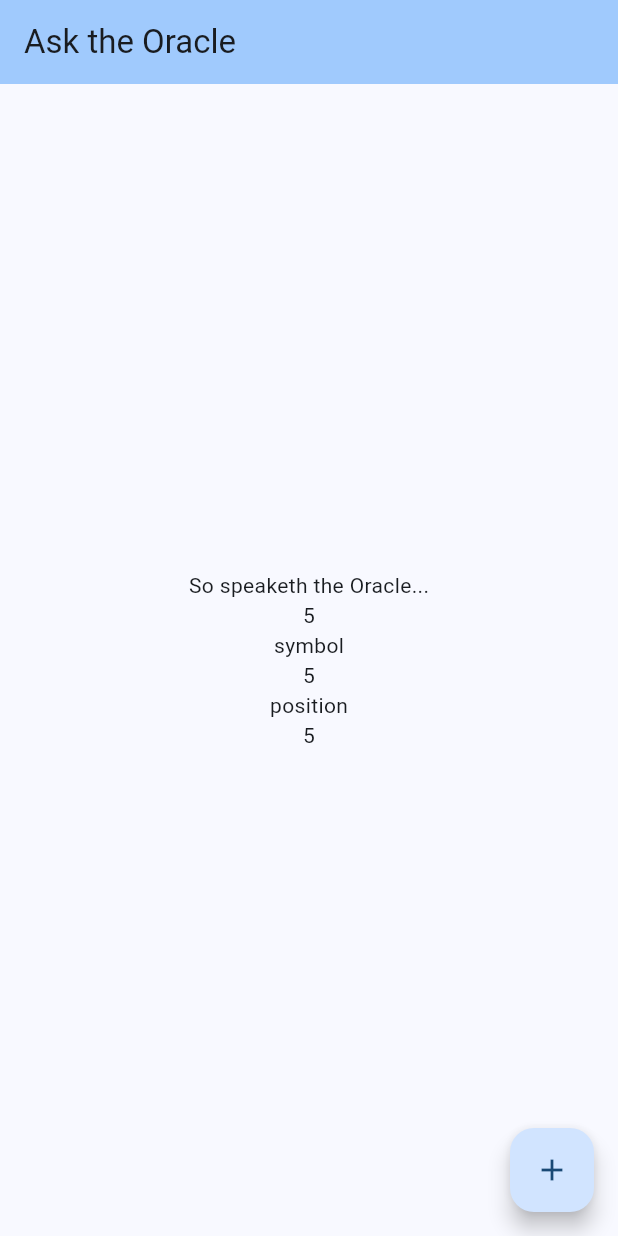
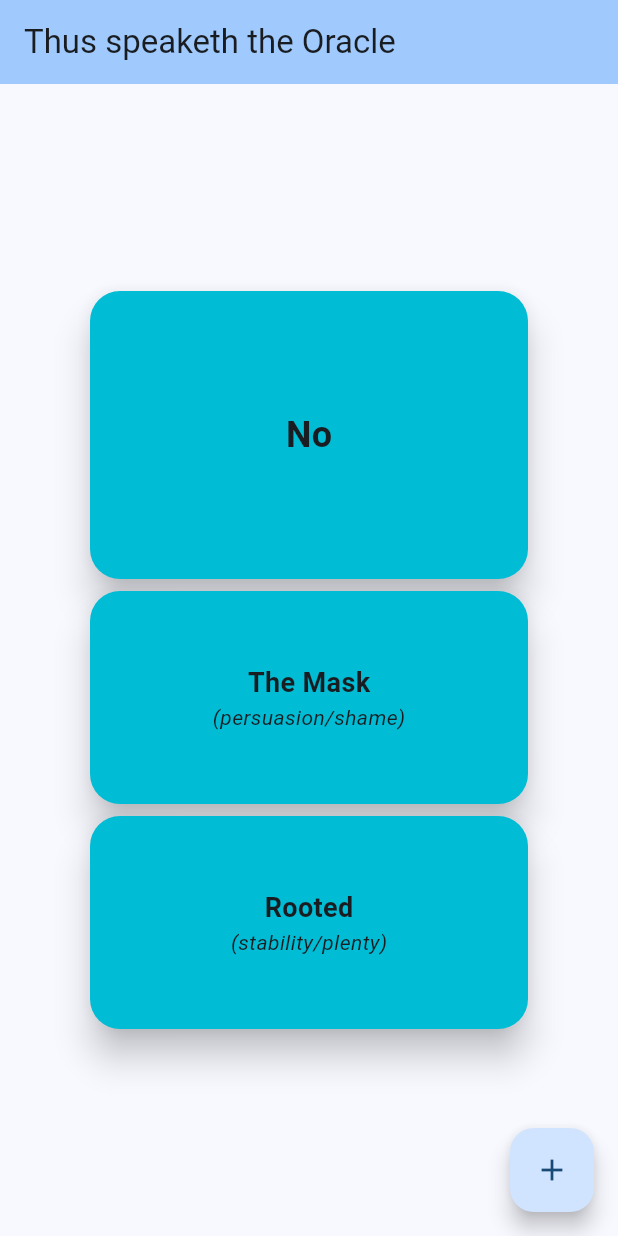
Before and after one commit to cjstehno/asktheoracle, a Flutter app: the screen it shows after launch, after a tap on the "add" icon, on a phone screen of 412 x 824 dp. Run offline on Flutter 3.47's test engine with Material 3 defaults, Android fonts, the phone set to English and light mode, and no system bars.

Commit message:
working version but not pretty

```diff
--- a/lib/main.dart
+++ b/lib/main.dart
@@ -10,11 +10,11 @@ class MyApp extends StatelessWidget {
 
   @override Widget build(final BuildContext context) {
     return MaterialApp(
-      title: 'Ask the Oracle',
+      title: 'The Oracle',
       theme: ThemeData(
         colorScheme: ColorScheme.fromSeed(seedColor: Colors.blue),
       ),
-      home: const HomeScreen(title: 'Ask the Oracle'),
+      home: const HomeScreen(title: 'Thus speaketh the Oracle'),
     );
   }
 }
--- a/lib/oracle.dart
+++ b/lib/oracle.dart
@@ -1,6 +1,8 @@
 import 'dart:math';
 
 import 'package:asktheoracle/models/revelation.dart';
+
+// https://www.bastionland.com/2020/12/ask-stars-minimal-solo-rpg.html
 
 Revelation ask() {
   final symbol = _symbol();
@@ -10,17 +12,55 @@ Revelation ask() {
 
 String _answer() {
   final rolled = _roll();
-  return rolled.toString();
+  if (rolled <= 3) {
+    return "Hard No";
+  } else if (rolled > 3 && rolled <= 6) {
+    return "No";
+  } else if (rolled > 6 && rolled <= 9) {
+    return "Yes";
+  } else {
+    return "Hard Yes";
+  }
 }
+
+const List<(String, String)> _symbols = [
+  ("The Fang", "(hostility/fear)"),
+  ("The Wings", "(freedom/nature)"),
+  ("The Cage", "(protection/obligation)"),
+  ("The Hand", "(creation/misdirection)"),
+  ("The Mask", "(persuasion/shame)"),
+  ("The Eye", "(judgement/secrets)"),
+  ("The Child", "(learning/greed)"),
+  ("The Traveller", "(wandering/chance)"),
+  ("The Elder", "(authority/tradition)"),
+  ("The Fleet", "(direction/struggle)"),
+  ("The Council", "(opposition/cycles)"),
+  ("The Legion", "(unification/identity)"),
+];
+
+const List<(String, String)> _positions = [
+  ("Rising", "(growth/possibility)"),
+  ("Entombed", "(memory/death)"),
+  ("Twinned", "(intimacy/dependency)"),
+  ("Waning", "(hunger/decay)"),
+  ("Rooted", "(stability/plenty)"),
+  ("Bowed", "(submission/mercy)"),
+  ("Colliding", "(change/violence)"),
+  ("Burning", "(honesty/pride)"),
+  ("Veiled", "(faith/deceit)"),
+  ("Exiled", "(guilt/autonomy)"),
+  ("Crowned", "(ambition/ruin)"),
+  ("Reflected", "(reversal/vanity)"),
+];
 
 (String, String) _symbol() {
   final rolled = _roll();
-  return ("symbol", rolled.toString());
+  return _symbols[rolled - 1];
 }
 
 (String, String) _position() {
   final rolled = _roll();
-  return ("position", rolled.toString());
+  return _positions[rolled - 1];
 }
 
 int _roll() {
--- /dev/null
+++ b/lib/widgets/answer_tile.dart
@@ -0,0 +1,30 @@
+import 'package:flutter/material.dart';
+
+class AnswerTile extends StatelessWidget {
+  final String answer;
+
+  const AnswerTile({super.key, required this.answer});
+
+  @override
+  Widget build(BuildContext context) {
+    return SizedBox(
+      width: 300.0,
+      height: 200.0,
+      child: Card(
+        elevation: 10,
+        color: Colors.cyan,
+        shape: RoundedRectangleBorder(borderRadius: BorderRadius.circular(20)),
+        child: Column(
+          crossAxisAlignment: CrossAxisAlignment.center,
+          mainAxisAlignment: MainAxisAlignment.center,
+          children: [
+            Text(
+              answer,
+              style: TextStyle(fontSize: 24.0, fontWeight: FontWeight.bold),
+            ),
+          ],
+        ),
+      ),
+    );
+  }
+}
--- a/lib/widgets/home_screen.dart
+++ b/lib/widgets/home_screen.dart
@@ -1,5 +1,8 @@
 import 'package:asktheoracle/models/revelation.dart';
 import 'package:asktheoracle/oracle.dart';
+import 'package:asktheoracle/widgets/answer_tile.dart';
+import 'package:asktheoracle/widgets/position_tile.dart';
+import 'package:asktheoracle/widgets/symbol_tile.dart';
 import 'package:flutter/material.dart';
 
 class HomeScreen extends StatefulWidget {
@@ -31,12 +34,9 @@ class _HomeScreenState extends State<HomeScreen> {
         child: Column(
           mainAxisAlignment: MainAxisAlignment.center,
           children: <Widget>[
-            const Text('So speaketh the Oracle...'),
-            Text(_results.answer),
-            Text(_results.symbolPrimary),
-            Text(_results.symbolSecondary),
-            Text(_results.positionPrimary),
-            Text(_results.positionSecondary),
+            AnswerTile(answer: _results.answer),
+            SymbolTile(symbolLabel: _results.symbolPrimary, symbolMeaning: _results.symbolSecondary),
+            PositionTile(positionLabel: _results.positionPrimary, positionMeaning: _results.positionSecondary),
             // Text(
             //   '$_counter',
             //   style: Theme.of(context).textTheme.headlineMedium,
--- /dev/null
+++ b/lib/widgets/position_tile.dart
@@ -0,0 +1,33 @@
+import 'package:flutter/material.dart';
+
+class PositionTile extends StatelessWidget {
+  final String positionLabel;
+  final String positionMeaning;
+
+  const PositionTile({
+    super.key,
+    required this.positionLabel,
+    required this.positionMeaning,
+  });
+
+  @override
+  Widget build(BuildContext context) {
+    return SizedBox(
+      width: 300.0,
+      height: 150.0,
+      child: Card(
+        elevation: 10,
+        color: Colors.cyan,
+        shape: RoundedRectangleBorder(borderRadius: BorderRadius.circular(20)),
+        child: Column(
+          crossAxisAlignment: CrossAxisAlignment.center,
+          mainAxisAlignment: MainAxisAlignment.center,
+          children: [
+            Text(positionLabel, style: TextStyle(fontSize: 18.0, fontWeight: FontWeight.bold),),
+            Text(positionMeaning, style: TextStyle(fontStyle: FontStyle.italic)),
+          ],
+        ),
+      ),
+    );
+  }
+}
--- /dev/null
+++ b/lib/widgets/symbol_tile.dart
@@ -0,0 +1,33 @@
+import 'package:flutter/material.dart';
+
+class SymbolTile extends StatelessWidget {
+  final String symbolLabel;
+  final String symbolMeaning;
+
+  const SymbolTile({
+    super.key,
+    required this.symbolLabel,
+    required this.symbolMeaning,
+  });
+
+  @override
+  Widget build(BuildContext context) {
+    return SizedBox(
+      width: 300.0,
+      height: 150.0,
+      child: Card(
+        elevation: 10,
+        color: Colors.cyan,
+        shape: RoundedRectangleBorder(borderRadius: BorderRadius.circular(20)),
+        child: Column(
+          crossAxisAlignment: CrossAxisAlignment.center,
+          mainAxisAlignment: MainAxisAlignment.center,
+          children: [
+            Text(symbolLabel, style: TextStyle(fontSize: 18.0, fontWeight: FontWeight.bold),),
+            Text(symbolMeaning, style: TextStyle(fontStyle: FontStyle.italic)),
+          ],
+        ),
+      ),
+    );
+  }
+}
```
